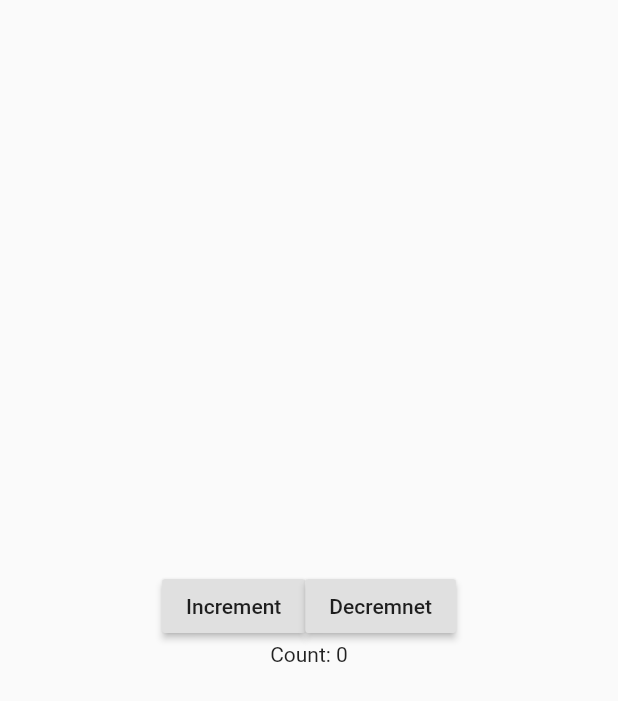
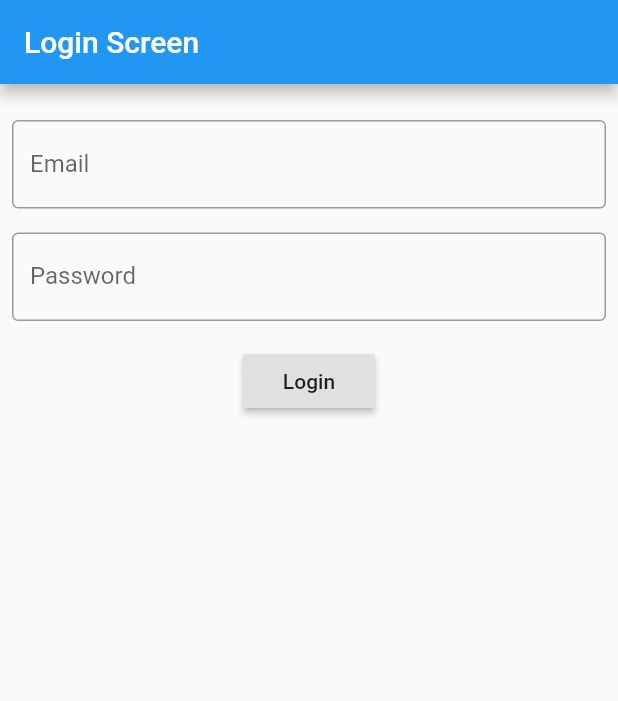
Before and after one commit to nyx-code/flutter-bloc-practice, a Flutter app: the screen it shows after launch, on a phone screen of 412 x 824 dp. Shown: the top 701 px of the screen. Run offline on Flutter 3.47's test engine with Material 2 defaults, Android fonts, the phone set to English and light mode, and no system bars; our stand-ins replace bloc, flutter_bloc, flutter_secure_storage.

Commit message:
Example2: Authentication Flow is added.

```diff
--- /dev/null
+++ b/lib/Example2/Example2.dart
@@ -0,0 +1,48 @@
+import 'package:flutter/material.dart';
+import 'package:flutter_bloc/flutter_bloc.dart';
+import 'package:flutter_bloc_practice/Example2/bloc/authentication/authentication_bloc.dart';
+import 'package:flutter_bloc_practice/Example2/screens/HomeScreen.dart';
+import 'package:flutter_bloc_practice/Example2/screens/LoadingScreen.dart';
+import 'package:flutter_bloc_practice/Example2/screens/LoginScreen.dart';
+import 'package:flutter_bloc_practice/Example2/screens/SplashScreen.dart';
+import 'package:flutter_bloc_practice/Example2/utils/UserData.dart';
+
+class Example2 extends StatelessWidget {
+  final userData = UserData();
+  @override
+  Widget build(BuildContext context) {
+    return Scaffold(
+      body: BlocProvider<AuthenticationBloc>(
+          create: (context) => AuthenticationBloc(userData: userData)
+            ..add(AuthenticationStarted()),
+          child: _MyExample(
+            userData: userData,
+          )),
+    );
+  }
+}
+
+class _MyExample extends StatelessWidget {
+  final UserData userData;
+
+  const _MyExample({Key key, @required this.userData})
+      : assert(userData != null),
+        super(key: key);
+  @override
+  Widget build(BuildContext context) {
+    return BlocBuilder<AuthenticationBloc, AuthenticationState>(
+      // ignore: missing_return
+      builder: (context, state) {
+        if (state is AuthenticationInitial) {
+          return SplashScreen();
+        } else if (state is AuthenticationSuccess) {
+          return HomeScreen();
+        } else if (state is AuthenticationFailure) {
+          return LoginScreen(userData: userData);
+        } else if (state is AuthenticationInProgress) {
+          return LoadingScreen();
+        }
+      },
+    );
+  }
+}
--- /dev/null
+++ b/lib/Example2/bloc/authentication/authentication_event.dart
@@ -0,0 +1,14 @@
+part of 'authentication_bloc.dart';
+
+@immutable
+abstract class AuthenticationEvent {}
+
+class AuthenticationStarted extends AuthenticationEvent {}
+
+class AuthenticationLoggedIn extends AuthenticationEvent {
+  final String token;
+
+  AuthenticationLoggedIn({@required this.token});
+}
+
+class AuthenticationLoggedOut extends AuthenticationEvent {}
--- /dev/null
+++ b/lib/Example2/bloc/authentication/authentication_state.dart
@@ -0,0 +1,12 @@
+part of 'authentication_bloc.dart';
+
+@immutable
+abstract class AuthenticationState {}
+
+class AuthenticationInitial extends AuthenticationState {}
+
+class AuthenticationInProgress extends AuthenticationState {}
+
+class AuthenticationSuccess extends AuthenticationState {}
+
+class AuthenticationFailure extends AuthenticationState {}
--- /dev/null
+++ b/lib/Example2/bloc/login/login_bloc.dart
@@ -0,0 +1,45 @@
+import 'dart:async';
+
+import 'package:bloc/bloc.dart';
+import 'package:flutter_bloc_practice/Example2/bloc/authentication/authentication_bloc.dart';
+import 'package:flutter_bloc_practice/Example2/utils/UserData.dart';
+import 'package:meta/meta.dart';
+
+part 'login_event.dart';
+part 'login_state.dart';
+
+class LoginBloc extends Bloc<LoginEvent, LoginState> {
+  final UserData userData;
+  final AuthenticationBloc authenticationBloc;
+  LoginBloc({
+    @required this.authenticationBloc,
+    @required this.userData,
+  })  : assert(userData != null),
+        assert(authenticationBloc != null),
+        super(LoginInitial());
+
+  @override
+  Stream<LoginState> mapEventToState(
+    LoginEvent event,
+  ) async* {
+    if (event is LoginButtonPressed) {
+      yield LoginInProgress();
+
+      try {
+        final token = await userData.authenticate(
+          email: event.email,
+          password: event.password,
+        );
+
+        if (token != null) {
+          authenticationBloc.add(AuthenticationLoggedIn(token: token));
+          yield LoginInitial();
+        } else {
+          yield LoginFailure(error: "Login failed");
+        }
+      } catch (error) {
+        yield LoginFailure(error: error.toString());
+      }
+    }
+  }
+}
--- /dev/null
+++ b/lib/Example2/bloc/login/login_event.dart
@@ -0,0 +1,13 @@
+part of 'login_bloc.dart';
+
+@immutable
+abstract class LoginEvent {}
+
+class LoginButtonPressed extends LoginEvent {
+  final String email, password;
+
+  LoginButtonPressed({
+    @required this.email,
+    @required this.password,
+  });
+}
--- /dev/null
+++ b/lib/Example2/bloc/login/login_state.dart
@@ -0,0 +1,14 @@
+part of 'login_bloc.dart';
+
+@immutable
+abstract class LoginState {}
+
+class LoginInitial extends LoginState {}
+
+class LoginInProgress extends LoginState {}
+
+class LoginFailure extends LoginState {
+  final String error;
+
+  LoginFailure({@required this.error});
+}
--- /dev/null
+++ b/lib/Example2/screens/LoginScreen.dart
@@ -0,0 +1,95 @@
+import 'package:flutter/material.dart';
+import 'package:flutter_bloc/flutter_bloc.dart';
+import 'package:flutter_bloc_practice/Example2/bloc/authentication/authentication_bloc.dart';
+import 'package:flutter_bloc_practice/Example2/bloc/login/login_bloc.dart';
+import 'package:flutter_bloc_practice/Example2/utils/UserData.dart';
+
+class LoginScreen extends StatelessWidget {
+  final UserData userData;
+
+  const LoginScreen({Key key, @required this.userData})
+      : assert(userData != null),
+        super(key: key);
+  @override
+  Widget build(BuildContext context) {
+    return Scaffold(
+      appBar: AppBar(title: Text("Login Screen")),
+      body: BlocProvider<LoginBloc>(
+          create: (context) => LoginBloc(
+                authenticationBloc:
+                    BlocProvider.of<AuthenticationBloc>(context),
+                userData: userData,
+              ),
+          child: LoginForm()),
+    );
+  }
+}
+
+class LoginForm extends StatefulWidget {
+  @override
+  _LoginFormState createState() => _LoginFormState();
+}
+
+class _LoginFormState extends State<LoginForm> {
+  final _emailController = TextEditingController();
+  final _passwordController = TextEditingController();
+
+  void _onLoginButtonPress() {
+    BlocProvider.of<LoginBloc>(context).add(
+      LoginButtonPressed(
+        email: _emailController.text,
+        password: _passwordController.text,
+      ),
+    );
+  }
+
+  @override
+  Widget build(BuildContext context) {
+    return BlocConsumer<LoginBloc, LoginState>(
+      listener: (context, state) {
+        if (state is LoginFailure) {
+          Scaffold.of(context).showSnackBar(
+            SnackBar(
+              content: Text('${state.error}'),
+              backgroundColor: Colors.red,
+            ),
+          );
+        }
+      },
+      builder: (context, state) => Padding(
+        padding: const EdgeInsets.all(8.0),
+        child: Column(
+          children: <Widget>[
+            SizedBox(height: 16.0),
+            TextField(
+              decoration: InputDecoration(
+                border: OutlineInputBorder(),
+                labelText: 'Email',
+              ),
+              controller: _emailController,
+            ),
+            SizedBox(height: 16.0),
+            TextField(
+              obscureText: true,
+              decoration: InputDecoration(
+                border: OutlineInputBorder(),
+                labelText: 'Password',
+              ),
+              controller: _passwordController,
+            ),
+            SizedBox(height: 16.0),
+            RaisedButton(
+              onPressed: state is! LoginInProgress ? _onLoginButtonPress : null,
+              child: Text("Login"),
+            ),
+            SizedBox(height: 16.0),
+            Container(
+              child:
+                  state is LoginInProgress ? CircularProgressIndicator() : null,
+            )
+          ],
+        ),
+      ),
+    );
+  }
+}
--- /dev/null
+++ b/lib/Example2/utils/UserData.dart
@@ -0,0 +1,43 @@
+import 'package:flutter/material.dart';
+import 'package:flutter_secure_storage/flutter_secure_storage.dart';
+
+class UserData {
+  final storage = new FlutterSecureStorage();
+  Future<String> authenticate({
+    @required email,
+    @required password,
+  }) async {
+    // ignore: todo
+    //TODO: authentication part
+    if (email == 'shailesh' && password == 'shailesh') {
+      await Future.delayed(Duration(seconds: 1));
+      return '$email+$password';
+    }
+    await Future.delayed(Duration(seconds: 1));
+    return null;
+  }
+
+  Future<void> deleteToken() async {
+    // ignore: todo
+    //TODO: delete token from storage
+    await storage.delete(key: "userData");
+    await Future.delayed(Duration(seconds: 1));
+    return;
+  }
+
+  Future<void> addToken(String token) async {
+    // ignore: todo
+    //TODO: add token to storage
+    await storage.write(key: "userData", value: token);
+    await Future.delayed(Duration(seconds: 1));
+    return;
+  }
+
+  Future<bool> hasToken() async {
+    // ignore: todo
+    //TODO: check does storage have token or not
+    String value = await storage.read(key: "userData");
+    await Future.delayed(Duration(seconds: 1));
+    return value != null ? true : false;
+  }
+}
--- a/lib/main.dart
+++ b/lib/main.dart
@@ -1,5 +1,6 @@
 import 'package:flutter/material.dart';
 import 'package:flutter_bloc_practice/Example1/Example1.dart';
+import 'package:flutter_bloc_practice/Example2/Example2.dart';
 
 void main() {
   runApp(MyApp());
@@ -14,7 +15,11 @@ class MyApp extends StatelessWidget {
         primarySwatch: Colors.blue,
         visualDensity: VisualDensity.adaptivePlatformDensity,
       ),
-      home: Example1(),
+      routes: {
+        '/example1': (context) => Example1(),
+        '/example2': (context) => Example2(),
+      },
+      home: Example2(),
     );
   }
 }
--- a/pubspec.yaml
+++ b/pubspec.yaml
@@ -24,6 +24,7 @@ dependencies:
   flutter:
     sdk: flutter
   flutter_bloc: ^5.0.1
+  flutter_secure_storage: ^3.3.3
 
 
   # The following adds the Cupertino Icons font to your application.
```
Also changed, not shown: lib/Example2/bloc/authentication/authentication_bloc.dart (added, +40 -0 lines), lib/Example2/screens/HomeScreen.dart (added, +21 -0 lines), lib/Example2/screens/LoadingScreen.dart (added, +20 -0 lines), lib/Example2/screens/SplashScreen.dart (added, +11 -0 lines), pubspec.lock, 6 other files.
